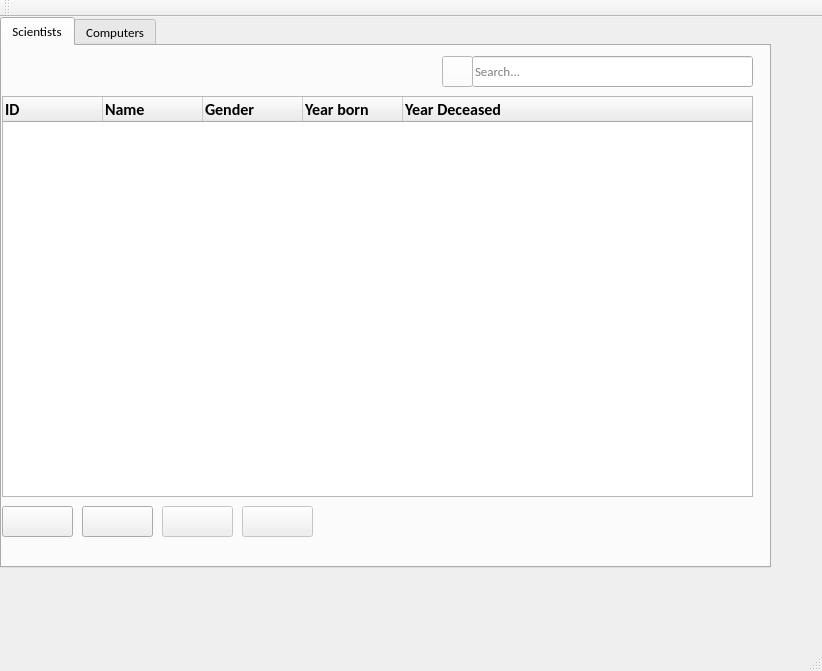
Old version of the form mainwindow.ui in the repository hermanno16/vika333.
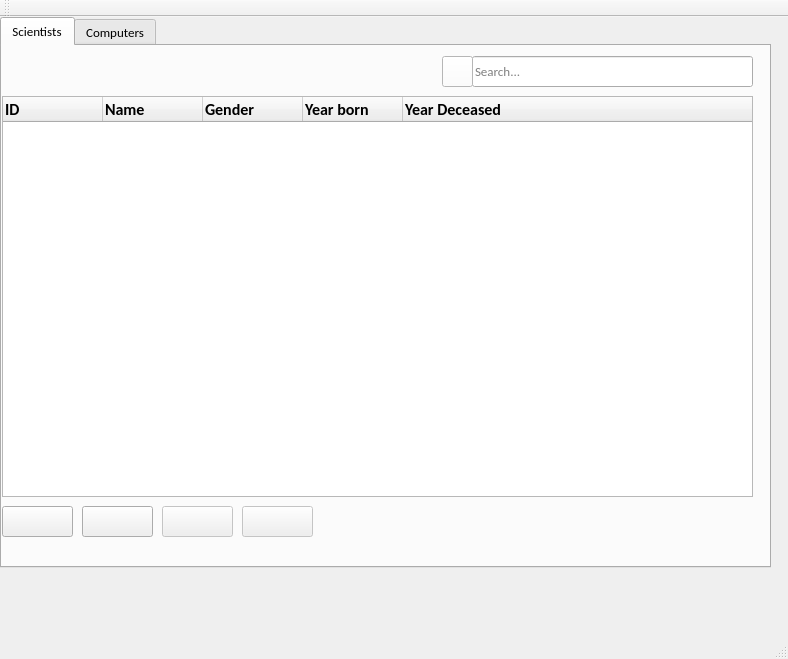
New version of the form. Icons and pictures are not drawn.

```diff
--- a/mainwindow.ui
+++ b/mainwindow.ui
@@ -6,8 +6,8 @@
    <rect>
     <x>0</x>
     <y>0</y>
-    <width>822</width>
-    <height>671</height>
+    <width>788</width>
+    <height>659</height>
    </rect>
   </property>
   <property name="focusPolicy">
```
Left out of the diff: 5 changed lines with no effect on the pictures.
